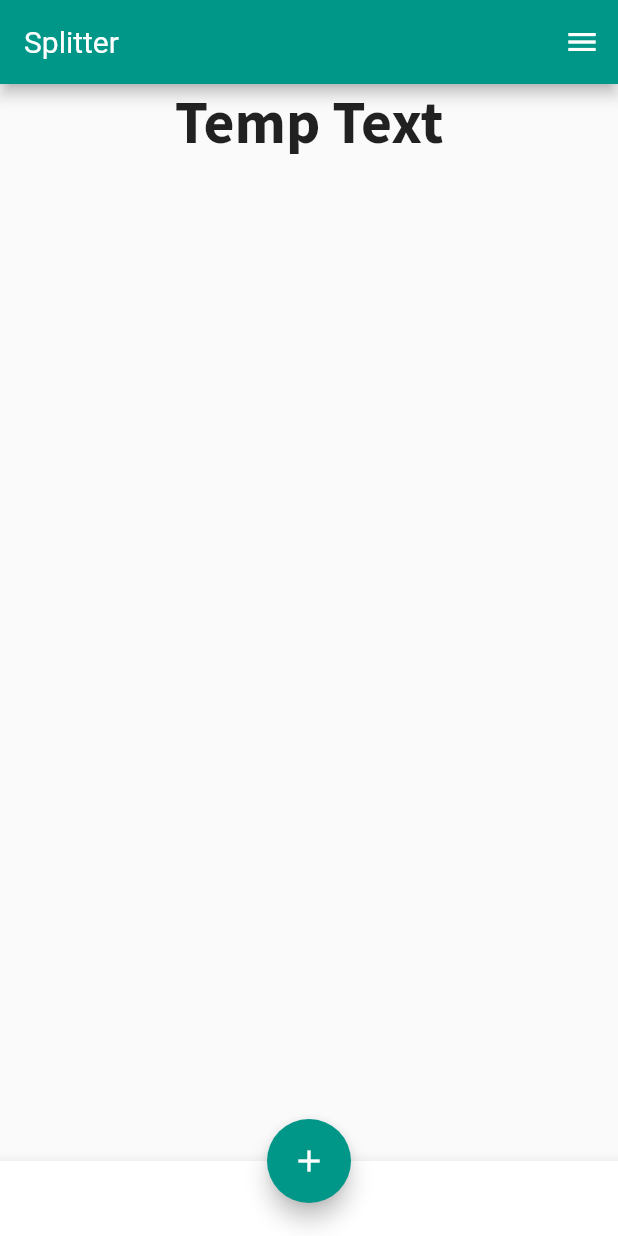
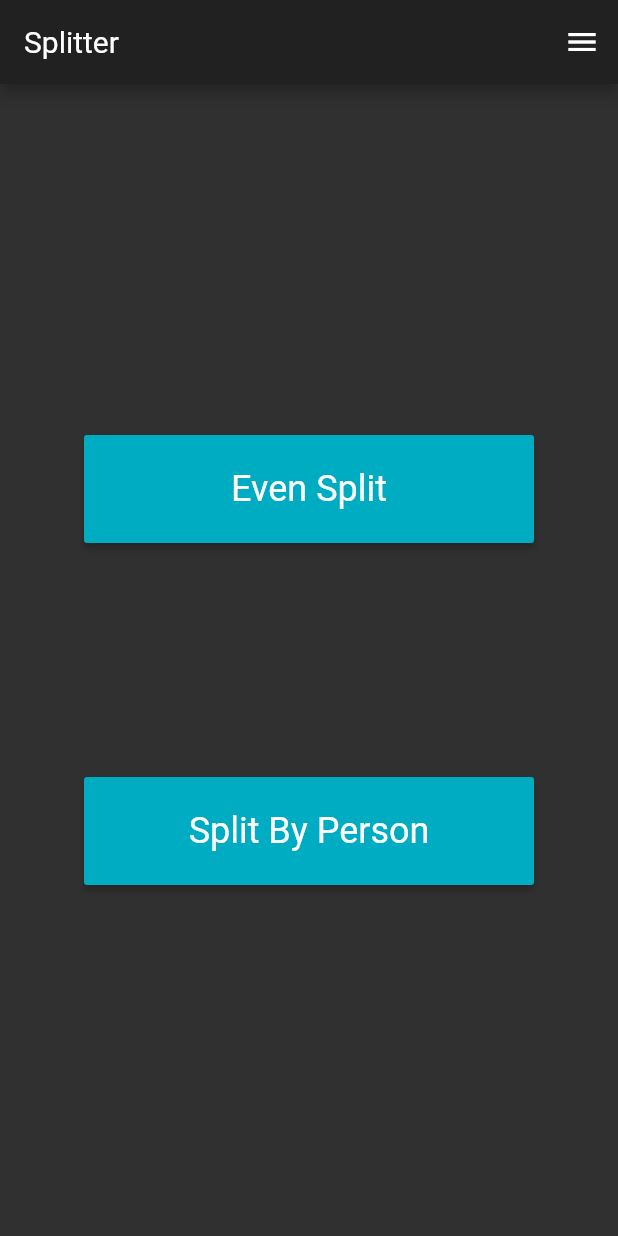
Before and after one commit to wizeone/splitter, a Flutter app: the screen it shows after launch, on a phone screen of 412 x 824 dp. Run offline on Flutter 3.47's test engine with Material 2 defaults, Android fonts, the phone set to English and light mode, and no system bars.

Commit message:
Created split by person and split evenly page. Added buttons to home page for navigation.

```diff
--- a/lib/main.dart
+++ b/lib/main.dart
@@ -11,7 +11,10 @@ class Splitter extends StatelessWidget {
     return new MaterialApp(
       title: 'Splitter',
       theme: new ThemeData(
-        primarySwatch: Colors.teal,
+        accentColor: Colors.cyanAccent,
+        brightness: Brightness.dark,
+        fontFamily: 'Roboto',
+        primarySwatch: Colors.cyan,
       ),
       home: new HomePage(title: 'Splitter'),
     );
--- a/lib/pages/home_page.dart
+++ b/lib/pages/home_page.dart
@@ -1,4 +1,8 @@
 import 'package:flutter/material.dart';
+
+import 'even_split_page.dart';
+import 'split_by_person_page.dart';
+import '../ui/option_button.dart';
 
 class HomePage extends StatefulWidget {
   HomePage({Key key, this.title}) : super(key: key);
@@ -10,6 +14,29 @@ class HomePage extends StatefulWidget {
 }
 
 class _HomePageState extends State<HomePage> {
+
+  void _routeToDivideEvenlyPage() {
+    Navigator.push(
+        context,
+        MaterialPageRoute(
+            builder: (context) =>
+                EventSplitPage(key: widget.key)
+        )
+    );
+    return;
+  }
+
+  void _routeToSplitByPersonPage() {
+    Navigator.push(
+        context,
+        MaterialPageRoute(
+            builder: (context) =>
+                SplitByPersonPage(key: widget.key)
+        )
+    );
+    return;
+  }
+
   @override
   Widget build(BuildContext context) {
     return new Scaffold(
@@ -24,27 +51,18 @@ class _HomePageState extends State<HomePage> {
         ],
       ),
       body: new Center(
-        child: new Column(
-          children: <Widget>[
-            new Text(
-              'Temp Text',
-              style: TextStyle(
-                fontWeight: FontWeight.bold,
-                fontStyle: FontStyle.normal,
-                fontFamily: 'Source Sans Pro',
-                fontSize: 40.0,
-              ),
-            ),
-          ],
+        child: new Container(
+          width: 300.0,
+          height: 300.0,
+          child: new Column(
+            mainAxisAlignment: MainAxisAlignment.center,
+            children: <Widget>[
+              new OptionButton('Even Split', _routeToDivideEvenlyPage),
+              new Spacer(),
+              new OptionButton('Split By Person', _routeToSplitByPersonPage),
+            ],
+          ),
         ),
-      ),
-      bottomNavigationBar: BottomAppBar(
-        child: Container(height: 50.0),
-      ),
-      floatingActionButton: FloatingActionButton(
-        onPressed: () {},
-        tooltip: 'New check',
-        child: Icon(Icons.add),
       ),
       floatingActionButtonLocation: FloatingActionButtonLocation.centerDocked,
     );
--- /dev/null
+++ b/lib/ui/option_button.dart
@@ -0,0 +1,26 @@
+import 'package:flutter/material.dart';
+
+class OptionButton extends StatelessWidget {
+  String text;
+  VoidCallback onPress;
+
+  OptionButton(this.text, this.onPress);
+
+  @override
+  Widget build(BuildContext context) {
+    return new Container(
+      child: new RaisedButton(
+        child: new Text(
+          text,
+          style: new TextStyle(
+            fontSize: 24.0,
+            fontFamily: 'Roboto',
+          ),
+        ),
+        onPressed: onPress,
+      ),
+      width: 300.0,
+      height: 72.0,
+    );
+  }
+}
```
Also changed, not shown: lib/pages/even_split_page.dart (added, +44 -0 lines), lib/pages/split_by_person_page.dart (added, +51 -0 lines).
